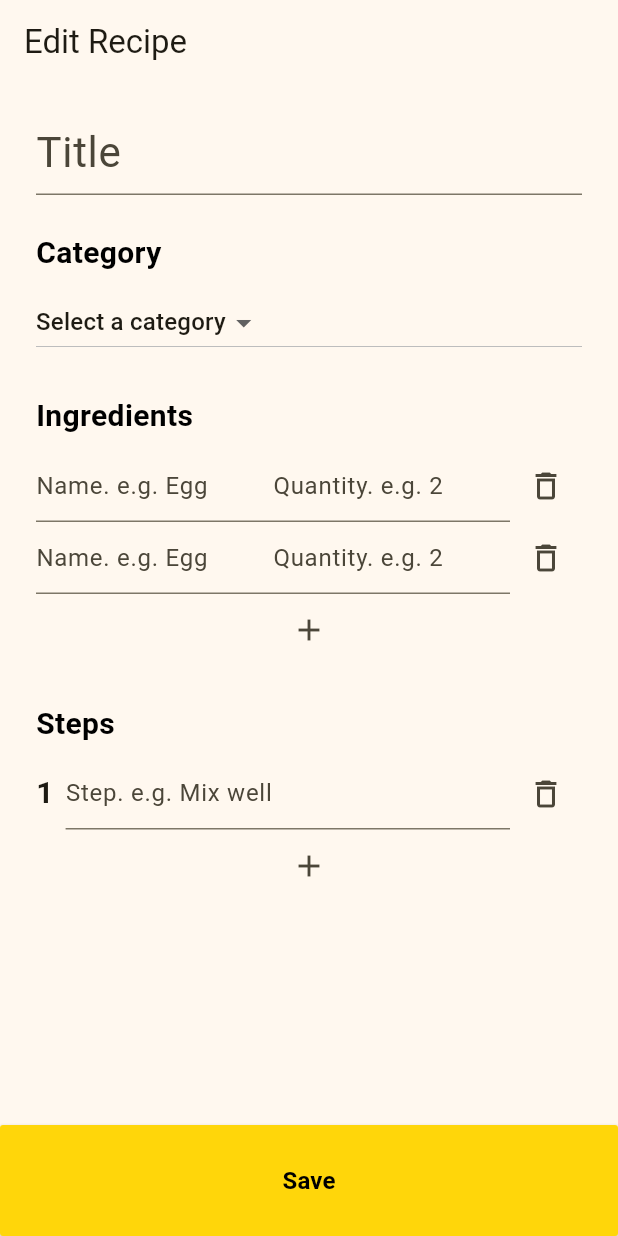
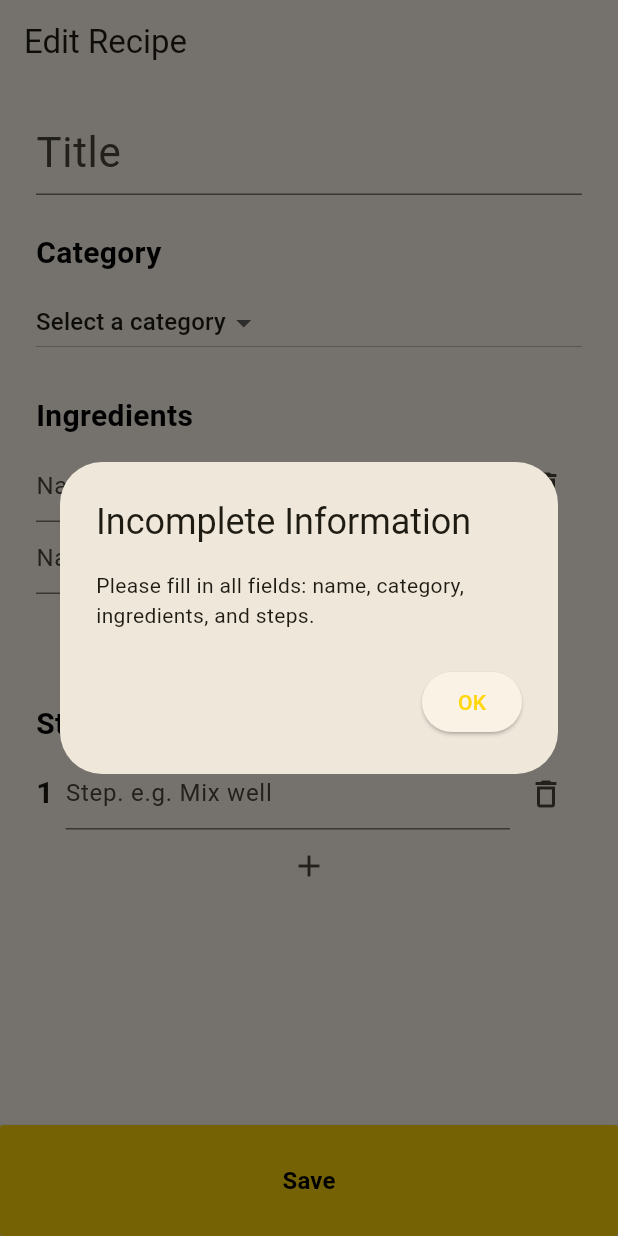
Before and after one commit to yzzhuo/Ricetta, a Flutter app: the RecipeEditScreen screen opened by its route, after a tap on "Save", on a phone screen of 412 x 824 dp. Run offline on Flutter 3.47's test engine with Material 3 defaults, Android fonts, the phone set to English and light mode, and no system bars; our stand-ins replace cloud_firestore, firebase_auth, firebase_core, firebase_storage, flutter_riverpod, go_router; accounts and stored records are empty; statements that could not run were skipped.

Commit message:
feat: edit recipt

```diff
--- a/lib/models/recipe.dart
+++ b/lib/models/recipe.dart
@@ -32,6 +32,7 @@ class Recipe {
   List<Ingredient> ingredients;
   List<String> steps;
   String categoryId;
+  String? userId;
   late bool isFavourite;
 
   Recipe({
@@ -43,6 +44,7 @@ class Recipe {
     required this.categoryId,
     this.id,
     this.isFavourite = false,
+    this.userId,
   });
 
   @override
@@ -65,6 +67,7 @@ class Recipe {
       category: category.firstWhere((cat) => cat.id == data['categoryId']),
       categoryId: data['categoryId'],
       isFavourite: isFavourite,
+      userId: data['userId'],
     );
   }
 
@@ -77,6 +80,7 @@ class Recipe {
           .toList(),
       'steps': steps,
       'categoryId': categoryId,
+      'userId': userId,
     };
   }
 }
--- a/lib/routes/router.dart
+++ b/lib/routes/router.dart
@@ -1,3 +1,4 @@
+import 'package:flutter_riverpod/flutter_riverpod.dart';
 import 'package:go_router/go_router.dart';
 import '../widgets/layout.dart';
 import '../screens/home_screen.dart';
@@ -33,7 +34,11 @@ final router = GoRouter(routes: [
         }),
   ]),
   GoRoute(
-      path: '/edit/recipe', builder: (context, state) => RecipeEditScreen()),
+      path: '/edit/recipe',
+      builder: (context, state) {
+        final recipeId = state.uri.queryParameters['id'] ?? '';
+        return RecipeEditScreen(recipeId: recipeId);
+      }),
   GoRoute(path: '/profile', builder: (context, state) => const ProfileScreen()),
   GoRoute(path: '/signup', builder: (context, state) => const SignupScreen()),
   GoRoute(
--- a/lib/screens/recipe_edit_screen.dart
+++ b/lib/screens/recipe_edit_screen.dart
@@ -1,6 +1,7 @@
 import 'package:Ricetta/models/category.dart';
 import 'package:Ricetta/models/recipe.dart';
 import 'package:Ricetta/providers/category_provider.dart';
+import 'package:Ricetta/providers/recipe_provider.dart';
 import 'package:flutter/material.dart';
 import 'package:flutter_riverpod/flutter_riverpod.dart';
 
@@ -17,9 +18,9 @@ final Recipe defaultRecipe = Recipe(
 );
 
 class RecipeEditScreen extends ConsumerStatefulWidget {
-  Recipe? recipe; // Assuming there's a Recipe model
-  RecipeEditScreen({super.key, this.recipe}) {
-    recipe = recipe ?? defaultRecipe;
+  String? recipeId;
+  RecipeEditScreen({super.key, this.recipeId}) {
+    print('RecipeEditScreen: $recipeId');
   }
 
   @override
@@ -28,15 +29,24 @@ class RecipeEditScreen extends ConsumerStatefulWidget {
 
 class _RecipeEditScreenState extends ConsumerState<RecipeEditScreen> {
   late Recipe _editableRecipe;
-  final _formKey = GlobalKey<FormState>();
-  late TextEditingController _titleController;
+  late TextEditingController _titleController = TextEditingController(text: '');
 
   @override
   void initState() {
     super.initState();
-    _editableRecipe = widget.recipe!;
-    _titleController = TextEditingController(text: widget.recipe?.title ?? '');
-    _titleController.addListener(_updateTitle);
+    _editableRecipe = defaultRecipe;
+    WidgetsBinding.instance.addPostFrameCallback((_) async {
+      final data = widget.recipeId != null
+          ? await ref
+              .watch(recipesProvider.notifier)
+              .getRecipeDetailById(widget.recipeId!)
+          : defaultRecipe;
+      _titleController = TextEditingController(text: data.title ?? '');
+      _titleController.addListener(_updateTitle);
+      setState(() {
+        _editableRecipe = data;
+      });
+    });
   }
 
   @override
@@ -83,8 +93,8 @@ class _RecipeEditScreenState extends ConsumerState<RecipeEditScreen> {
     ];
     return Scaffold(
         appBar: AppBar(
-            title:
-                Text(widget.recipe == null ? 'Create Recipe' : 'Edit Recipe')),
+            title: Text(
+                widget.recipeId == null ? 'Create Recipe' : 'Edit Recipe')),
         body: Column(
           children: [
             Expanded(
@@ -143,7 +153,7 @@ class _RecipeEditScreenState extends ConsumerState<RecipeEditScreen> {
                           const SizedBox(height: 8),
                           Expanded(
                               child: Column(
-                                  children: widget.recipe!.ingredients
+                                  children: _editableRecipe.ingredients
                                       .asMap()
                                       .entries
                                       .map((entry) => IngredientRow(
@@ -242,12 +252,42 @@ class _RecipeEditScreenState extends ConsumerState<RecipeEditScreen> {
                 color: Theme.of(context).primaryColor,
                 textColor: Colors.black,
                 onPressed: () {
-                  print(_editableRecipe);
-                  if (_formKey.currentState!.validate()) {
-                    print(_editableRecipe);
-                    // Save the recipe
-                    // If widget.recipe is null, create a new recipe
-                    // Otherwise, update the existing recipe
+                  if (_editableRecipe.title.isEmpty ||
+                      _editableRecipe.categoryId.isEmpty ||
+                      _editableRecipe.ingredients.isEmpty ||
+                      _editableRecipe.steps.isEmpty) {
+                    // Show an alert dialog or a snackbar to inform the user to fill all fields
+                    showDialog(
+                      context: context,
+                      builder: (BuildContext context) {
+                        return AlertDialog(
+                          title: const Text("Incomplete Information"),
+                          content: const Text(
+                              "Please fill in all fields: name, category, ingredients, and steps."),
+                          actions: <Widget>[
+                            ElevatedButton(
+                              child: const Text("OK"),
+                              onPressed: () {
+                                Navigator.of(context).pop();
+                              },
+                            ),
+                          ],
+                        );
+                      },
+                    );
+                  } else {
+                    if (widget.recipeId != null) {
+                      // Update the recipe
+                      ref
+                          .watch(recipesProvider.notifier)
+                          .updateRecipe(_editableRecipe);
+                    } else {
+                      // Add the recipe
+                      ref
+                          .watch(recipesProvider.notifier)
+                          .addRecipe(_editableRecipe);
+                    }
+                    Navigator.pop(context);
                   }
                 },
                 child: const Text(
```
Also changed, not shown: lib/providers/recipe_provider.dart (+19 -1 lines), lib/screens/profile_screen.dart (+39 -8 lines), lib/widgets/feature_recipe_widget.dart (+36 -10 lines).
